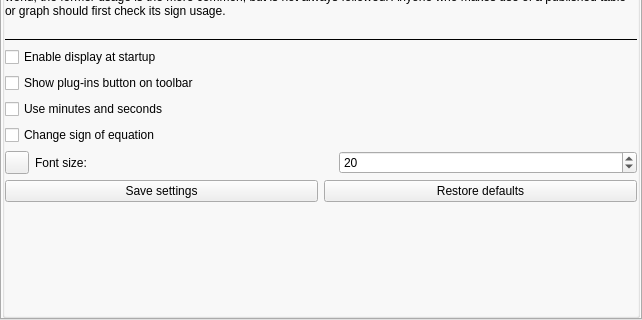
This is plugins/EquationOfTime/src/gui/equationOfTimeWindow.ui in 519984307/stellarium_src as Qt 5 draws it before an edit; both pictures show x 0 to 642 and y 152 to 472 of the 642 by 472 pixel window. The edited form follows.
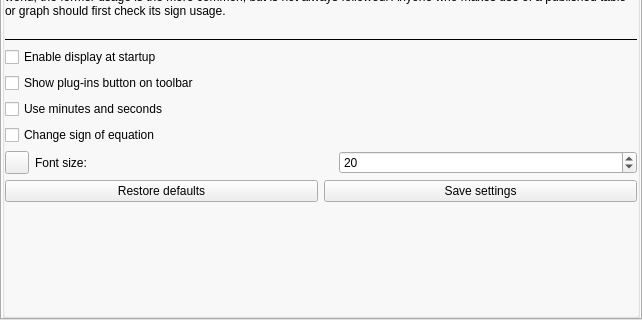
This is the edited form. Custom widgets are drawn as their Qt base class.

Diff of the .ui file:
```diff
--- a/plugins/EquationOfTime/src/gui/equationOfTimeWindow.ui
+++ b/plugins/EquationOfTime/src/gui/equationOfTimeWindow.ui
@@ -281,16 +281,16 @@
           <item>
            <layout class="QHBoxLayout" name="horizontalLayout_2">
             <item>
-             <widget class="QPushButton" name="pushButtonSave">
+             <widget class="QPushButton" name="pushButtonReset">
               <property name="text">
-               <string>Save settings</string>
+               <string>Restore defaults</string>
               </property>
              </widget>
             </item>
             <item>
-             <widget class="QPushButton" name="pushButtonReset">
+             <widget class="QPushButton" name="pushButtonSave">
               <property name="text">
-               <string>Restore defaults</string>
+               <string>Save settings</string>
               </property>
              </widget>
             </item>
```
